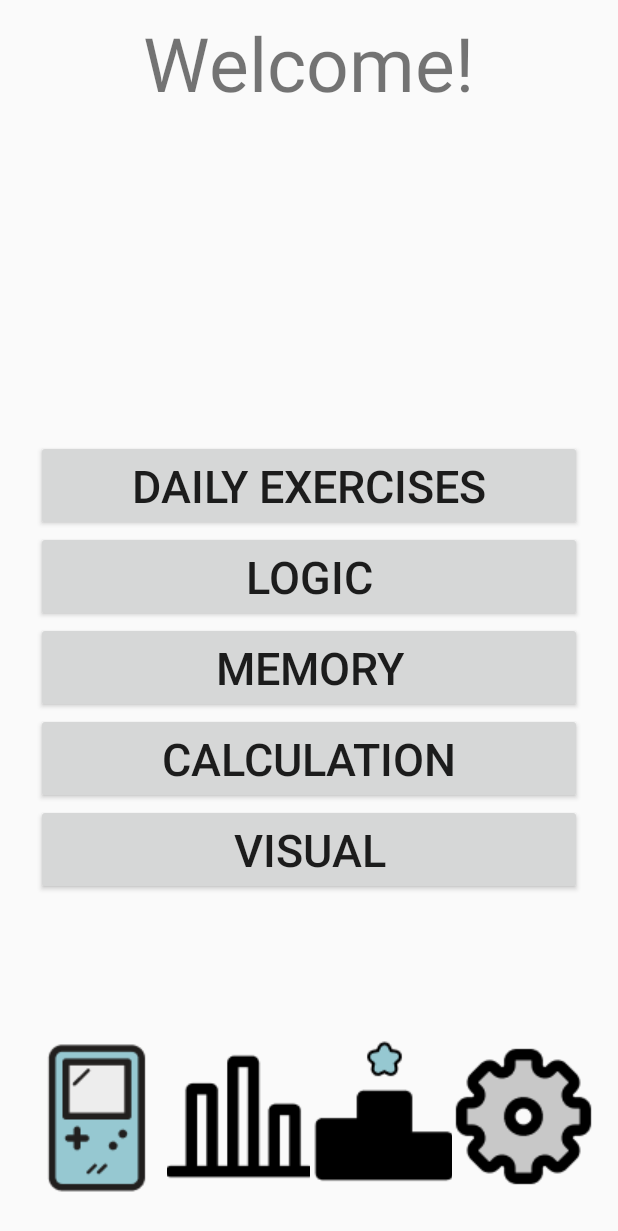
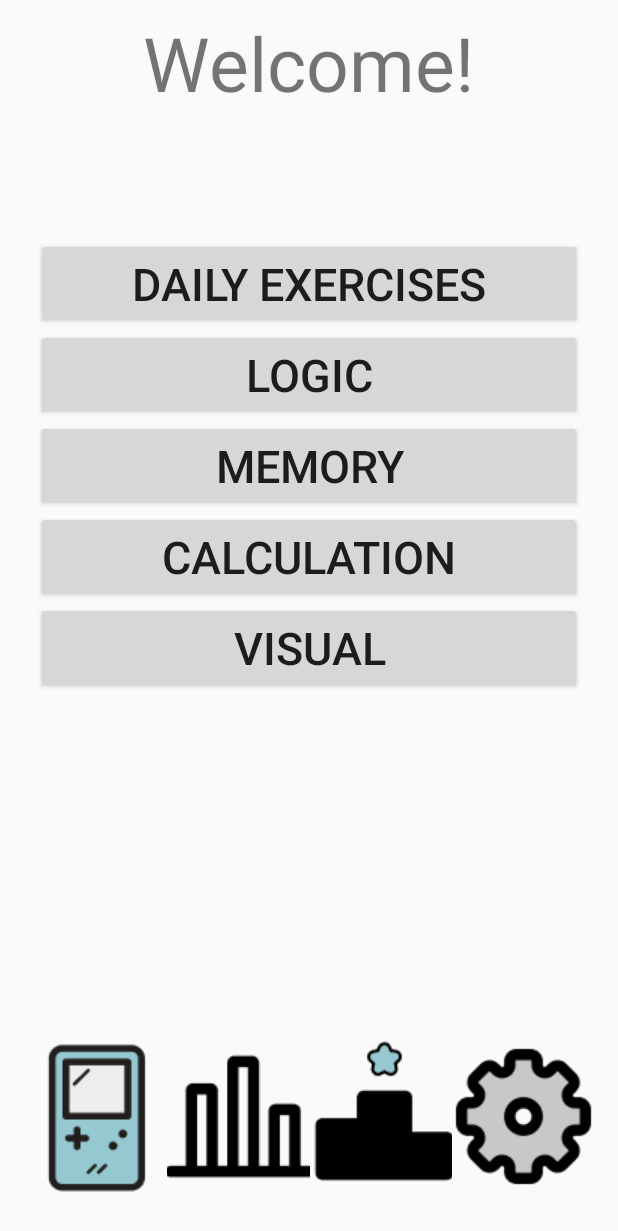
Before and after one commit to mMelnic/RetroByte-Blitz, an Android app built with Jetpack Compose: the MainActivity screen opened directly, with no data from a screen before it, on a phone screen of 412 x 824 dp. Shown: the top 1231 px of the screen. Run offline under Robolectric (Android 15) with nearby library versions, the phone set to English and light mode, and no system bars.

Commit message:
Layout adjustments

```diff
--- a/app/src/main/res/layout/activity_main.xml
+++ b/app/src/main/res/layout/activity_main.xml
@@ -10,7 +10,7 @@
         android:id="@+id/topFragmentContainer"
         android:layout_width="match_parent"
         android:layout_height="0dp"
-        android:layout_weight="2"
+        android:layout_weight="1"
         android:background="@android:color/transparent"/>
 
     <!-- Middle Fragment Container (3/6 of screen) -->
@@ -18,7 +18,7 @@
         android:id="@+id/middleFragmentContainer"
         android:layout_width="match_parent"
         android:layout_height="0dp"
-        android:layout_weight="3"
+        android:layout_weight="4"
         android:background="@android:color/transparent"/>
 
     <!-- Bottom Fragment Container (1/6 of screen) -->
--- a/app/src/main/res/layout/fragment_memory_card_game.xml
+++ b/app/src/main/res/layout/fragment_memory_card_game.xml
@@ -15,7 +15,8 @@
         android:rowCount="4"
         android:orientation="horizontal"
         android:layout_gravity="center"
-        android:layout_marginTop="16dp"/>
+        android:layout_marginTop="16dp"
+        android:layout_marginStart="5dp"/>
 
     <!-- A TextView to display the score or other messages -->
     <TextView
--- a/app/src/main/res/layout/fragment_number_of_game.xml
+++ b/app/src/main/res/layout/fragment_number_of_game.xml
@@ -3,6 +3,7 @@
     android:layout_width="match_parent"
     android:layout_height="match_parent"
     android:orientation="vertical"
+    android:gravity="center"
     android:padding="7dp">
 
     <GridLayout
```
